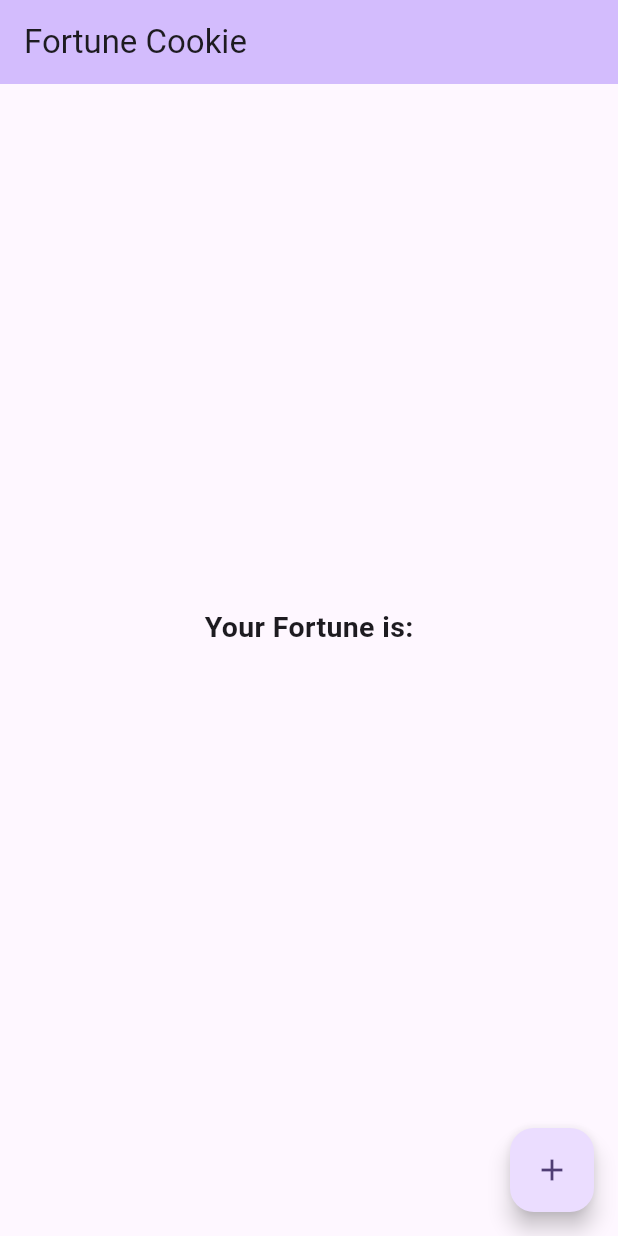
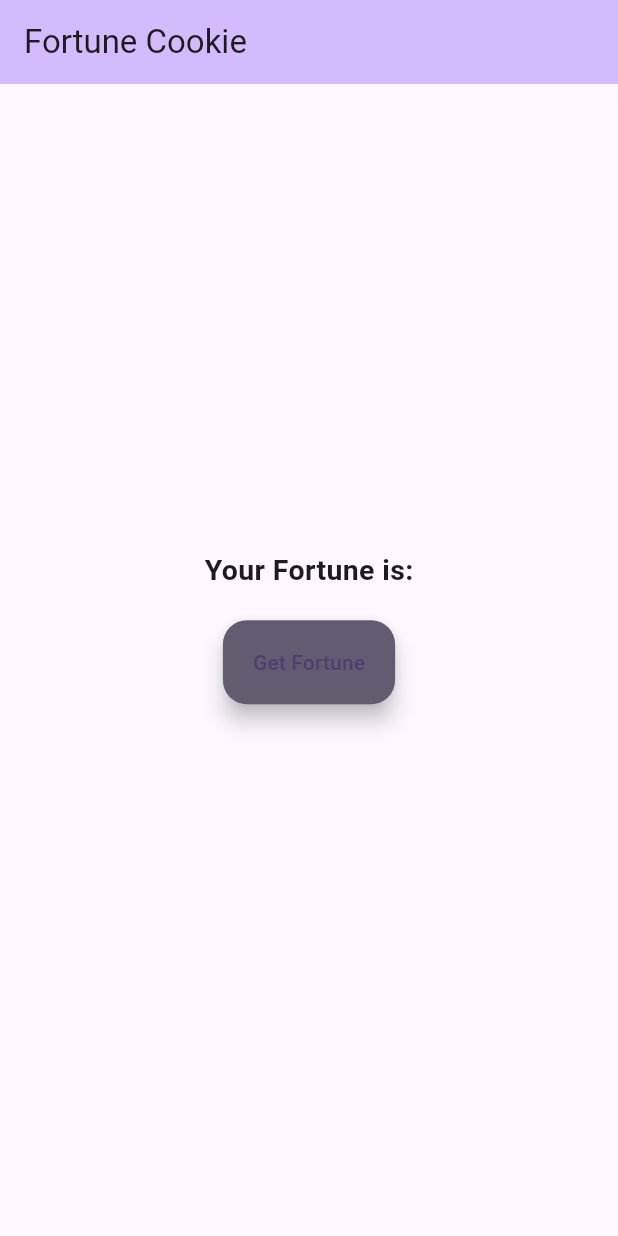
Before and after one commit to SHUBHANKARPOLYGON/fortune-cookie-app, a Flutter app: the screen it shows after launch, on a phone screen of 412 x 824 dp. Run offline on Flutter 3.47's test engine with Material 3 defaults, Android fonts, the phone set to English and light mode, and no system bars.

Commit message:
buttons_for_fortune

```diff
--- a/lib/main.dart
+++ b/lib/main.dart
@@ -72,12 +72,18 @@ class _MyHomePageState extends State<MyHomePage> {
             Text(
               "Your Fortune is:",
               style: TextStyle(
-                fontSize:19,
+                fontSize: 19,
                 fontWeight: FontWeight.bold,
               ),
+            ),
 
+            const SizedBox(height: 20),
+            FloatingActionButton.extended(
+              onPressed: _randomFortune,
+              label: const Text('Get Fortune'),
+              backgroundColor: Theme.of(context).colorScheme.secondary,
+            ),
 
-            ),
             Card(
               child: Text(
               '${_currentFortune}',
@@ -88,11 +94,6 @@ class _MyHomePageState extends State<MyHomePage> {
           ],
         ),
       ),
-      floatingActionButton: FloatingActionButton(
-        onPressed: _randomFortune,
-        tooltip: 'Increment',
-        child: const Icon(Icons.add),
-      ), // This trailing comma makes auto-formatting nicer for build methods.
     );
   }
 }
```
